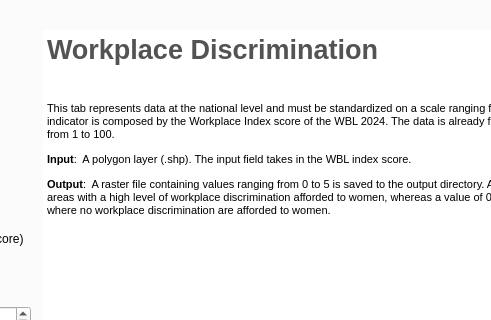
Old version of the form gender_indicator_tool/gender_indicator_tool_dialog_base.ui in the repository worldbank/GEEST; both pictures show x 163 to 654 and y 87 to 407 of the 794 by 712 pixel window.
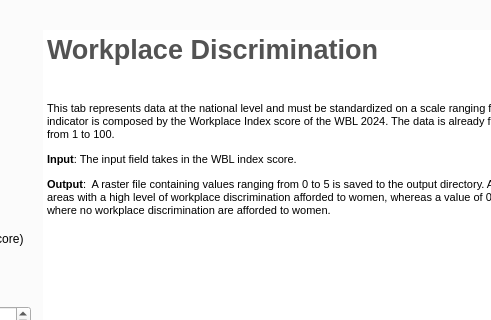
New version of the form. Custom widgets are drawn as their Qt base class.

Commit message: updates on tab comments

What changed in the file:
```diff
--- a/gender_indicator_tool/gender_indicator_tool_dialog_base.ui
+++ b/gender_indicator_tool/gender_indicator_tool_dialog_base.ui
@@ -397,7 +397,7 @@
 &lt;p style=&quot; margin-top:12px; margin-bottom:12px; margin-left:0px; margin-right:0px; -qt-block-indent:0; text-indent:0px;&quot;&gt;&lt;span style=&quot; font-family:'MS Shell Dlg 2'; font-size:20pt; font-weight:600; color:#535353;&quot;&gt;Workplace Discrimination&lt;/span&gt;&lt;/p&gt;
 &lt;p style=&quot;-qt-paragraph-type:empty; margin-top:12px; margin-bottom:12px; margin-left:0px; margin-right:0px; -qt-block-indent:0; text-indent:0px; font-family:'MS Shell Dlg 2'; font-size:8pt; font-weight:600; color:#535353;&quot;&gt;&lt;br /&gt;&lt;/p&gt;
 &lt;p style=&quot; margin-top:12px; margin-bottom:12px; margin-left:0px; margin-right:0px; -qt-block-indent:0; text-indent:0px;&quot;&gt;&lt;span style=&quot; font-family:'MS Shell Dlg 2'; font-size:8pt;&quot;&gt;This tab represents data at the national level and must be standardized on a scale ranging from 0 to 5. This indicator is composed by the Workplace Index score of the WBL 2024. The data is already formatted on scale from 1 to 100.&lt;/span&gt;&lt;/p&gt;
-&lt;p style=&quot; margin-top:12px; margin-bottom:12px; margin-left:0px; margin-right:0px; -qt-block-indent:0; text-indent:0px;&quot;&gt;&lt;span style=&quot; font-family:'MS Shell Dlg 2'; font-size:8pt; font-weight:600;&quot;&gt;Input&lt;/span&gt;&lt;span style=&quot; font-family:'MS Shell Dlg 2'; font-size:8pt;&quot;&gt;:  A polygon layer (.shp). The input field takes in the WBL index score.&lt;/span&gt;&lt;/p&gt;
+&lt;p style=&quot; margin-top:12px; margin-bottom:12px; margin-left:0px; margin-right:0px; -qt-block-indent:0; text-indent:0px;&quot;&gt;&lt;span style=&quot; font-family:'MS Shell Dlg 2'; font-size:8pt; font-weight:600;&quot;&gt;Input&lt;/span&gt;&lt;span style=&quot; font-family:'MS Shell Dlg 2'; font-size:8pt;&quot;&gt;: The input field takes in the WBL index score.&lt;/span&gt;&lt;/p&gt;
 &lt;p style=&quot; margin-top:12px; margin-bottom:12px; margin-left:0px; margin-right:0px; -qt-block-indent:0; text-indent:0px;&quot;&gt;&lt;span style=&quot; font-family:'MS Shell Dlg 2'; font-size:8pt; font-weight:600;&quot;&gt;Output&lt;/span&gt;&lt;span style=&quot; font-family:'MS Shell Dlg 2'; font-size:8pt;&quot;&gt;:  A raster file containing values ranging from 0 to 5 is saved to the output directory. A value of 5 indicates areas with a high level of workplace discrimination afforded to women, whereas a value of 0 indicates areas where no workplace discrimination are afforded to women. &lt;/span&gt;&lt;/p&gt;&lt;/body&gt;&lt;/html&gt;</string>
              </property>
             </widget>
```
Left out of the diff: 4 changed lines with no effect on the pictures. The commit also changes 1 other file.
